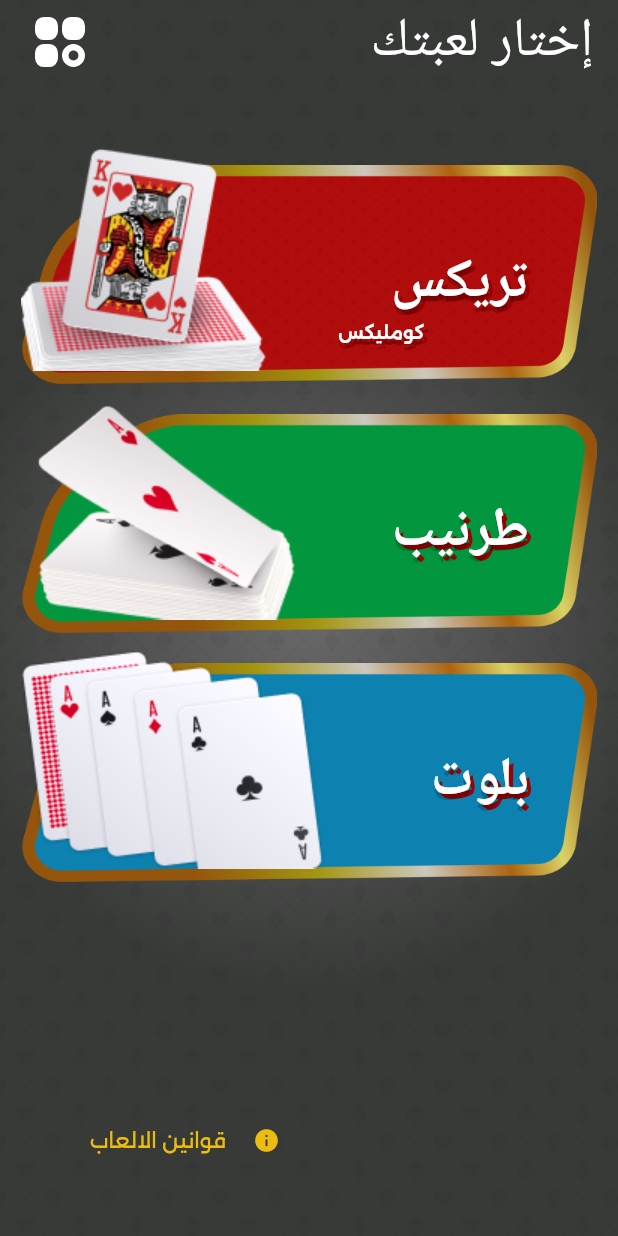
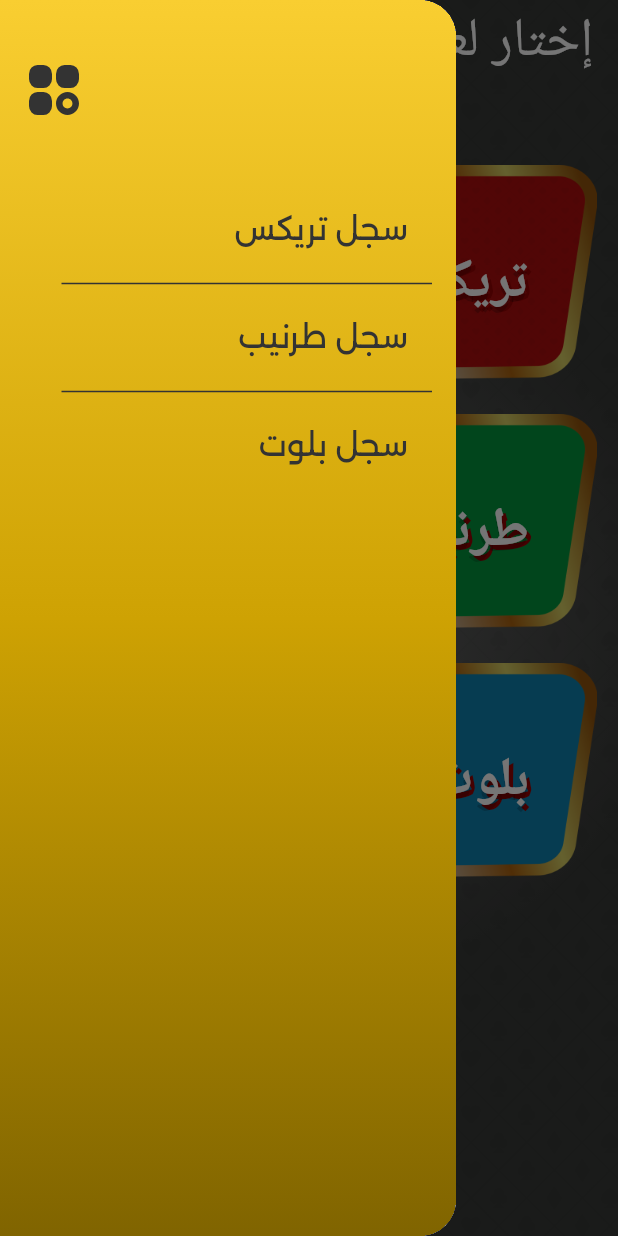
Before and after one commit to ahmedhamdi11/score_game, a Flutter app: the screen it shows after launch, with the side drawer open (before the commit the screen has no drawer), on a phone screen of 412 x 824 dp. Run offline on Flutter 3.47's test engine with Material 3 defaults, Android fonts, the phone set to English and light mode, and no system bars; our stand-ins replace easy_localization, equatable, flutter_svg; Roboto replaces fonts that are missing (STV-Font).

Commit message:
Add new text styles, colors, and implement GamesDrawer with DefaultListTile widget

```diff
--- a/lib/Core/theme/app_text_styles.dart
+++ b/lib/Core/theme/app_text_styles.dart
@@ -13,6 +13,12 @@ abstract class AppTextStyles {
     fontSize: 14,
   );
 
+  // font size 21
+  static const regular_21 = TextStyle(
+    fontWeight: FontWeight.w400,
+    fontSize: 21,
+  );
+
   // font size 36
   static const bold_36 = TextStyle(
     fontWeight: FontWeight.w700,
--- a/lib/Core/theme/colors.dart
+++ b/lib/Core/theme/colors.dart
@@ -5,6 +5,7 @@ abstract class AppColors {
   static const white = Colors.white;
   static const black = Colors.black;
   static const primary_300 = Color(0xffECBD10);
+  static const secondary_400 = Color(0xff333333);
   static const red_400 = Color(0xff970202);
 
   /// gradients
@@ -15,4 +16,14 @@ abstract class AppColors {
       Color(0xff383A38),
     ],
   );
+
+  static const startPlayerGradient = LinearGradient(
+    begin: Alignment.topCenter,
+    end: Alignment.bottomCenter,
+    colors: [
+      Color(0xffF9CE31),
+      Color(0xffCEA203),
+      Color(0xff806400),
+    ],
+  );
 }
--- /dev/null
+++ b/lib/Core/widgets/default_list_tile.dart
@@ -0,0 +1,34 @@
+import 'package:flutter/material.dart';
+import 'package:score_game/Core/theme/app_text_styles.dart';
+import 'package:score_game/Core/theme/colors.dart';
+
+class DefaultListTile extends StatelessWidget {
+  const DefaultListTile({
+    super.key,
+    required this.title,
+    this.onPressed,
+  });
+
+  final String title;
+  final void Function()? onPressed;
+
+  @override
+  Widget build(BuildContext context) {
+    return Material(
+      color: Colors.transparent,
+      borderRadius: BorderRadius.circular(8),
+      child: ListTile(
+        shape: RoundedRectangleBorder(
+          borderRadius: BorderRadius.circular(8),
+        ),
+        onTap: onPressed,
+        title: Text(
+          title,
+          style: AppTextStyles.regular_21.copyWith(
+            color: AppColors.secondary_400,
+          ),
+        ),
+      ),
+    );
+  }
+}
--- a/lib/Features/Games/presentation/view/games_view.dart
+++ b/lib/Features/Games/presentation/view/games_view.dart
@@ -2,6 +2,7 @@ import 'package:flutter/material.dart';
 import 'package:flutter_svg/flutter_svg.dart';
 import 'package:score_game/Core/utils/app_assets.dart';
 import 'package:score_game/Core/widgets/default_background.dart';
+import 'package:score_game/Features/Games/presentation/widgets/games_drawer.dart';
 import 'package:score_game/Features/Games/presentation/widgets/games_view_body.dart';
 
 class GamesView extends StatelessWidget {
@@ -11,13 +12,8 @@ class GamesView extends StatelessWidget {
   Widget build(BuildContext context) {
     return Scaffold(
       extendBodyBehindAppBar: true,
-      appBar: AppBar(
-        title: const Text('إختار لعبتك'),
-        actions: [
-          SvgPicture.asset(AppAssets.iconsMenu),
-          const SizedBox(width: 20),
-        ],
-      ),
+      endDrawer: const GamesDrawer(),
+      appBar: _buildAppBar(),
       body: const Stack(
         children: [
           DefaultBackground(),
@@ -26,4 +22,24 @@ class GamesView extends StatelessWidget {
       ),
     );
   }
+
+  AppBar _buildAppBar() {
+    return AppBar(
+      title: const Text('إختار لعبتك'),
+      automaticallyImplyLeading: false,
+      actions: [
+        _buildDrawerButton(),
+        const SizedBox(width: 20),
+      ],
+    );
+  }
+
+  Widget _buildDrawerButton() {
+    return Builder(builder: (context) {
+      return GestureDetector(
+        onTap: () => Scaffold.of(context).openEndDrawer(),
+        child: SvgPicture.asset(AppAssets.iconsMenu),
+      );
+    });
+  }
 }
--- /dev/null
+++ b/lib/Features/Games/presentation/widgets/games_drawer.dart
@@ -0,0 +1,82 @@
+import 'package:flutter/material.dart';
+import 'package:flutter_svg/svg.dart';
+import 'package:score_game/Core/theme/colors.dart';
+import 'package:score_game/Core/utils/app_assets.dart';
+import 'package:score_game/Core/widgets/default_list_tile.dart';
+
+class GamesDrawer extends StatelessWidget {
+  const GamesDrawer({super.key});
+
+  @override
+  Widget build(BuildContext context) {
+    return Drawer(
+      shape: const RoundedRectangleBorder(
+        borderRadius: BorderRadiusDirectional.only(
+          topStart: Radius.circular(24),
+          bottomStart: Radius.circular(24),
+        ),
+      ),
+      child: Container(
+        decoration: const BoxDecoration(
+          gradient: AppColors.startPlayerGradient,
+        ),
+        child: SafeArea(
+          child: Padding(
+            padding: const EdgeInsets.symmetric(horizontal: 16),
+            child: Column(
+              crossAxisAlignment: CrossAxisAlignment.end,
+              children: [
+                const SizedBox(height: 40),
+
+                // header icon
+                SvgPicture.asset(
+                  AppAssets.iconsMenu,
+                  colorFilter: const ColorFilter.mode(
+                    AppColors.secondary_400,
+                    BlendMode.srcIn,
+                  ),
+                ),
+
+                const SizedBox(height: 45),
+
+                // drawer content
+                SingleChildScrollView(
+                  child: Column(
+                    children: [
+                      // trix history
+                      DefaultListTile(
+                        onPressed: () {},
+                        title: 'سجل تريكس',
+                      ),
+
+                      const Divider(
+                        color: AppColors.secondary_400,
+                        endIndent: 25,
+                      ),
+
+                      // tarneeb history
+                      DefaultListTile(
+                        onPressed: () {},
+                        title: 'سجل طرنيب',
+                      ),
+
+                      const Divider(
+                        color: AppColors.secondary_400,
+                        endIndent: 25,
+                      ),
+                      // baloot history
+                      DefaultListTile(
+                        onPressed: () {},
+                        title: 'سجل بلوت',
+                      ),
+                    ],
+                  ),
+                ),
+              ],
+            ),
+          ),
+        ),
+      ),
+    );
+  }
+}
```
